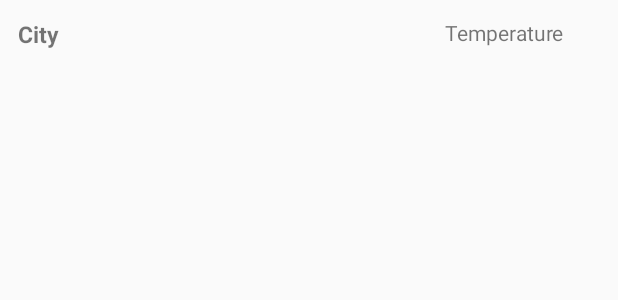
After one commit to AndreyTyshko/testRetrofit, an Android app: the layout item_layout.xml on its own in the app's theme, with its tools: preview values and no code run, on a phone screen of 412 x 824 dp. The commit adds this screen. Shown: the top 300 px of the screen. Run offline under Robolectric (Android 15) with nearby library versions, the light colour scheme and no system bars.

```diff
--- /dev/null
+++ b/app/src/main/res/layout/item_layout.xml
@@ -0,0 +1,50 @@
+<?xml version="1.0" encoding="utf-8"?>
+<androidx.appcompat.widget.LinearLayoutCompat xmlns:android="http://schemas.android.com/apk/res/android"
+
+    android:layout_width="match_parent"
+    android:layout_height="match_parent"
+    android:orientation="vertical"
+    android:padding="@dimen/item_layout_padding_left">
+
+
+    <FrameLayout
+        android:layout_width="match_parent"
+        android:layout_height="wrap_content">
+
+        <TextView
+            android:id="@+id/cityName"
+            android:layout_width="wrap_content"
+            android:layout_height="wrap_content"
+            android:text="City"
+            android:textSize="15sp"
+            android:textStyle="bold"
+
+            />
+
+        <LinearLayout
+            android:layout_width="match_parent"
+            android:layout_height="match_parent"
+            android:gravity="right"
+            android:orientation="horizontal">
+
+            <TextView
+                android:id="@+id/temperature"
+                android:layout_width="wrap_content"
+                android:layout_height="wrap_content"
+                android:text="Temperature" />
+
+            <ImageView
+                android:id="@+id/sunnyImageView"
+                android:layout_width="24sp"
+                android:layout_height="24sp">
+
+            </ImageView>
+
+
+        </LinearLayout>
+
+
+    </FrameLayout>
+
+
+</androidx.appcompat.widget.LinearLayoutCompat>
--- /dev/null
+++ b/app/src/main/res/values/dimens.xml
@@ -0,0 +1,4 @@
+<?xml version="1.0" encoding="utf-8"?>
+<resources>
+    <dimen name="item_layout_padding_left">12sp</dimen>
+</resources>
```
Also changed, not shown: app/src/main/java/com/example/testretrofit/MainActivity.java (+17 -13 lines), app/src/main/java/com/example/testretrofit/PostResponse.java (+9 -0 lines), app/src/main/java/com/example/testretrofit/model/Item.java (added, +35 -0 lines).
